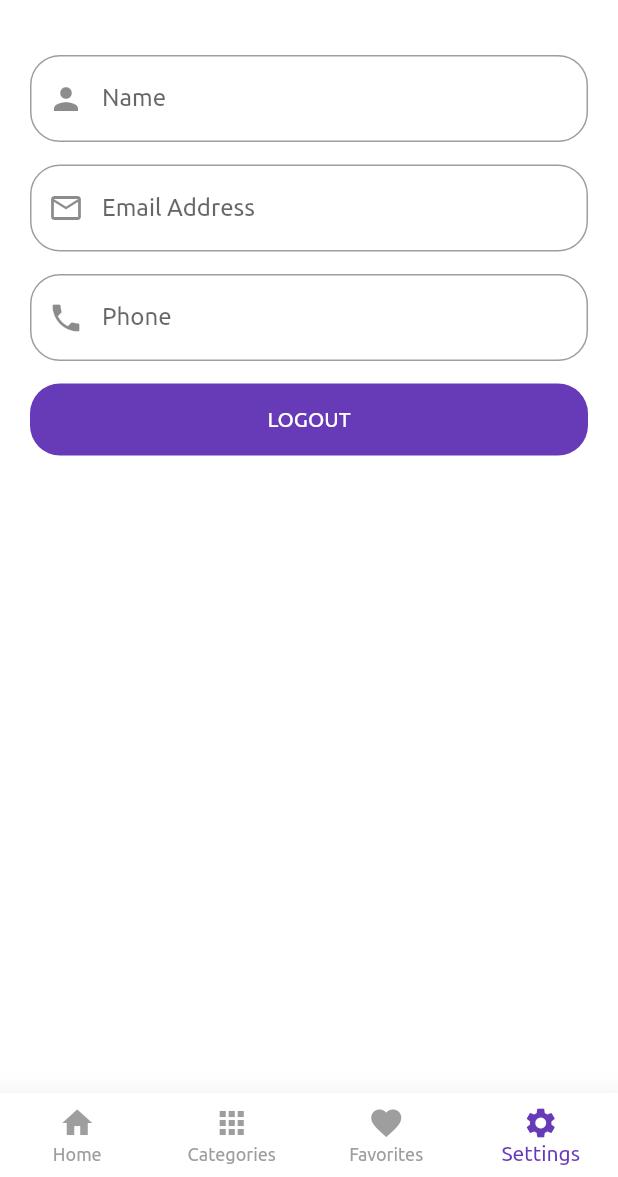
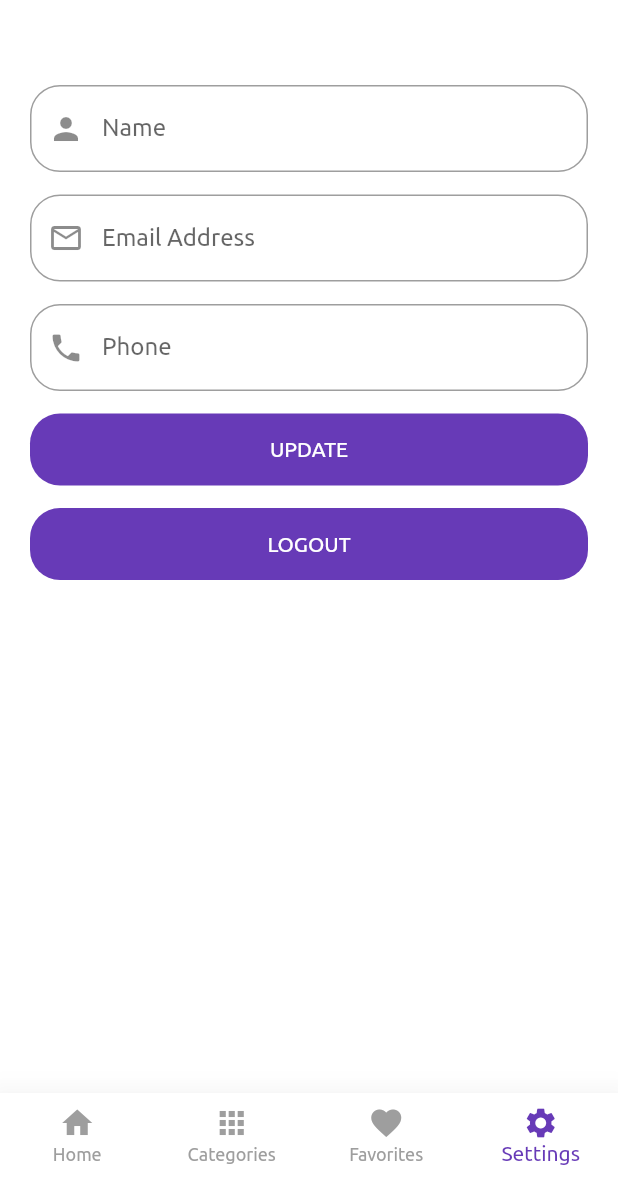
Before and after one commit to GhadaAhmed152420/ShopApp, a Flutter app: the HomeScreen screen opened directly, item 4 of the bottom bar chosen, on a phone screen of 412 x 824 dp, the part 59-1236 px from its top. Run offline on Flutter 3.47's test engine with Material 2 defaults, Android fonts, the phone set to English and light mode, and no system bars; our stand-ins replace carousel_slider, conditional_builder_null_safety, dio, flutter_bloc, fluttertoast, shared_preferences and 1 more; accounts and stored records are empty; network calls fail.

```diff
--- a/lib/shared/cubit/app/states.dart
+++ b/lib/shared/cubit/app/states.dart
@@ -42,3 +42,13 @@ class SuccessGetUserDataState extends AppStates {
 }
 
 class ErrorGetUserDataState extends AppStates {}
+
+class LoadingUpdateUserDataState extends AppStates {}
+
+class SuccessUpdateUserDataState extends AppStates {
+  final LoginModel loginModel;
+
+  SuccessUpdateUserDataState(this.loginModel);
+}
+
+class ErrorUpdateUserDataState extends AppStates {}
--- a/lib/shared/network/end_points.dart
+++ b/lib/shared/network/end_points.dart
@@ -9,3 +9,5 @@ const GET_CATEGORIES = 'categories';
 const FAVORITES = 'favorites';
 
 const PROFILE = 'profile';
+
+const UPDATE_PROFILE = 'update-profile';
--- a/lib/shared/network/remote/dio_helper.dart
+++ b/lib/shared/network/remote/dio_helper.dart
@@ -36,4 +36,18 @@ class DioHelper {
     };
     return await dio.post(url, queryParameters: query, data: data);
   }
+
+  static Future<Response> putData(
+      {required String url,
+        Map<String, dynamic>? query,
+        required Map<String, dynamic> data,
+        String lang = 'en',
+        String? token}) async {
+    dio.options.headers = {
+      'Content-Type': 'application/json',
+      'lang': lang,
+      'Authorization': token
+    };
+    return await dio.put(url, queryParameters: query, data: data);
+  }
 }
--- a/lib/views/settings_screen.dart
+++ b/lib/views/settings_screen.dart
@@ -7,6 +7,7 @@ import 'package:shop_app/shared/cubit/app/states.dart';
 
 class SettingsScreen extends StatelessWidget {
 
+  var formKey = GlobalKey<FormState>();
   final nameController = TextEditingController();
   final emailController = TextEditingController();
   final phoneController = TextEditingController();
@@ -28,8 +29,15 @@ class SettingsScreen extends StatelessWidget {
           condition: AppCubit.get(context).userModel != null,
           builder: (BuildContext context) => Padding(
             padding: const EdgeInsets.all(20.0),
+            child: Form(
+              key: formKey,
               child: Column(
                 children: [
+                  if(state is LoadingUpdateUserDataState)
+                  const LinearProgressIndicator(),
+                  const SizedBox(
+                    height: 20.0,
+                  ),
                   TextFormField(
                     controller: nameController,
                     validator: (String? value) {
@@ -104,6 +112,29 @@ class SettingsScreen extends StatelessWidget {
                     ),
                     child: MaterialButton(
                       onPressed: () {
+                        if(formKey.currentState!.validate()){
+                          AppCubit.get(context).updateUserData(name: nameController.text, email: emailController.text, phone: phoneController.text);
+                        }
+                      },
+                      child: const Text(
+                        'UPDATE',
+                        style: TextStyle(
+                          color: Colors.white,
+                        ),
+                      ),
+                    ),
+                  ),
+                  const SizedBox(
+                    height: 15.0,
+                  ),
+                  Container(
+                    width: double.infinity,
+                    decoration: BoxDecoration(
+                      color: Colors.deepPurple,
+                      borderRadius: BorderRadius.circular(20.0),
+                    ),
+                    child: MaterialButton(
+                      onPressed: () {
                         signOut(context);
                         AppCubit.get(context).currentIndex = 0;
                         AppCubit.get(context).userModel = null;
@@ -119,6 +150,7 @@ class SettingsScreen extends StatelessWidget {
                 ],
               ),
             ),
+          ),
           fallback: (BuildContext context) =>
               const Center(child: CircularProgressIndicator()),
         );
```
Also changed, not shown: lib/shared/cubit/app/cubit.dart (+23 -0 lines). Lines whose indentation alone changed are shown as unchanged.
